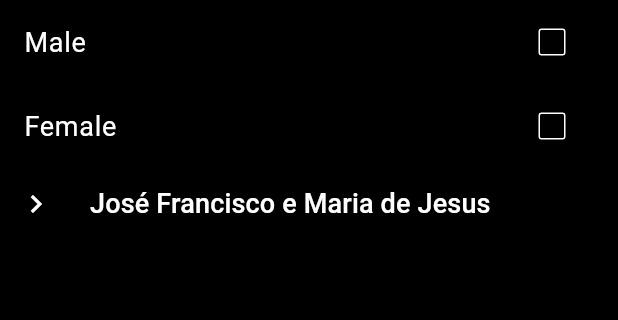
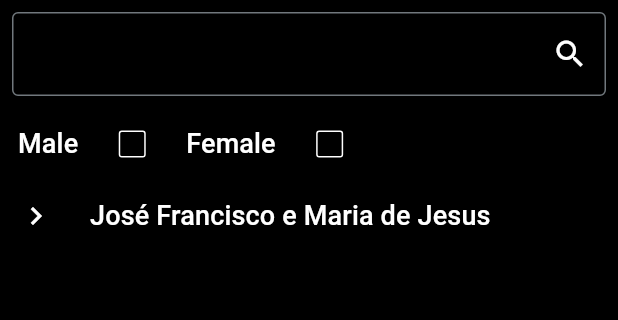
Before and after one commit to AndreDrummer/tree-view, a Flutter app: the screen it shows after launch, on a phone screen of 412 x 824 dp, the part 84-404 px from its top. Run offline on Flutter 3.47's test engine with Material 3 defaults, Android fonts, the phone set to English and light mode, and no system bars.

Commit message:
adding text input

```diff
--- a/lib/features/assets/controller/assets_controller.dart
+++ b/lib/features/assets/controller/assets_controller.dart
@@ -25,6 +25,12 @@ class AssetsController with ChangeNotifier {
     final newNode = root.toggleNode(updatedNode);
 
     if (node.id == root.id) _setRoot(newNode ?? root);
+
+    notifyListeners();
+  }
+
+  void searchByText(String text) {
+    debugPrint(text);
 
     notifyListeners();
   }
--- /dev/null
+++ b/lib/features/assets/widgets/inline_checkbox.dart
@@ -0,0 +1,43 @@
+import 'package:flutter/material.dart';
+
+class InlineCheckbox extends StatelessWidget {
+  const InlineCheckbox({
+    super.key,
+    this.onPressed,
+    required this.borderColor,
+    required this.activeColor,
+    required this.textColor,
+    required this.text,
+    this.value,
+  });
+
+  final void Function()? onPressed;
+  final Color borderColor;
+  final Color activeColor;
+  final Color textColor;
+  final String text;
+  final bool? value;
+
+  @override
+  Widget build(BuildContext context) {
+    return Row(
+      children: [
+        TextButton(
+          onPressed: onPressed,
+          child: Text(
+            text,
+            style: TextStyle(color: textColor, fontSize: 18),
+          ),
+        ),
+        Checkbox.adaptive(
+          side: BorderSide(color: borderColor),
+          activeColor: activeColor,
+          value: value,
+          onChanged: (_) {
+            onPressed?.call();
+          },
+        ),
+      ],
+    );
+  }
+}
--- /dev/null
+++ b/lib/features/assets/widgets/input_search.dart
@@ -0,0 +1,63 @@
+import 'package:flutter/material.dart';
+
+class InputSearch extends StatefulWidget {
+  const InputSearch({super.key, required this.color, this.onSubmitted});
+
+  final Function(String)? onSubmitted;
+  final Color color;
+
+  @override
+  State<InputSearch> createState() => _InputSearchState();
+}
+
+class _InputSearchState extends State<InputSearch> {
+  late TextEditingController _textEditingController;
+
+  @override
+  void initState() {
+    _textEditingController = TextEditingController();
+    super.initState();
+  }
+
+  void onInputIconPressed() {
+    if (_textEditingController.text.isNotEmpty) {
+      setState(() {
+        _textEditingController.clear();
+      });
+      widget.onSubmitted?.call("");
+    }
+  }
+
+  @override
+  Widget build(BuildContext context) {
+    return Padding(
+      padding: const EdgeInsets.all(8.0),
+      child: TextField(
+        controller: _textEditingController,
+        onChanged: (value) {
+          setState(() {
+            _textEditingController.text = value;
+          });
+        },
+        style: TextStyle(color: widget.color),
+        onSubmitted: widget.onSubmitted,
+        textCapitalization: TextCapitalization.sentences,
+        textInputAction: TextInputAction.search,
+        decoration: InputDecoration(
+          suffixIcon: IconButton(
+            onPressed: onInputIconPressed,
+            icon: Icon(
+              _textEditingController.text.isEmpty ? Icons.search : Icons.close,
+              color: widget.color,
+            ),
+          ),
+          border: OutlineInputBorder(
+            borderSide: BorderSide(
+              color: widget.color,
+            ),
+          ),
+        ),
+      ),
+    );
+  }
+}
--- a/lib/features/assets/widgets/search_header.dart
+++ b/lib/features/assets/widgets/search_header.dart
@@ -1,6 +1,8 @@
 import 'package:tree_view/features/assets/controller/assets_controller.dart';
 import 'package:provider/provider.dart';
 import 'package:flutter/material.dart';
+import 'package:tree_view/features/assets/widgets/inline_checkbox.dart';
+import 'package:tree_view/features/assets/widgets/input_search.dart';
 import 'package:tree_view/features/home/controller/home_controller.dart';
 
 class SearchHeader extends StatelessWidget {
@@ -17,29 +19,26 @@ class SearchHeader extends StatelessWidget {
           builder: (context, controller, _) {
             return Column(
               children: [
-                CheckboxListTile(
-                  activeColor: Colors.blue,
-                  side: BorderSide(color: color),
-                  value: controller.genderTypeFilter == controller.male,
-                  onChanged: (value) {
-                    controller.filterByMaleGender();
-                  },
-                  title: Text(
-                    "Male",
-                    style: TextStyle(color: color, fontSize: 18),
-                  ),
-                ),
-                CheckboxListTile(
-                  activeColor: Colors.pink,
-                  side: BorderSide(color: color),
-                  value: controller.genderTypeFilter == controller.female,
-                  onChanged: (value) {
-                    controller.filterByFemaleGender();
-                  },
-                  title: Text(
-                    "Female",
-                    style: TextStyle(color: color, fontSize: 18),
-                  ),
+                InputSearch(color: color, onSubmitted: controller.searchByText),
+                Row(
+                  children: [
+                    InlineCheckbox(
+                      value: controller.genderTypeFilter == controller.male,
+                      onPressed: controller.filterByMaleGender,
+                      activeColor: Colors.blue,
+                      borderColor: color,
+                      textColor: color,
+                      text: "Male",
+                    ),
+                    InlineCheckbox(
+                      value: controller.genderTypeFilter == controller.female,
+                      onPressed: controller.filterByFemaleGender,
+                      activeColor: Colors.pink,
+                      borderColor: color,
+                      textColor: color,
+                      text: "Female",
+                    ),
+                  ],
                 ),
               ],
             );
```
